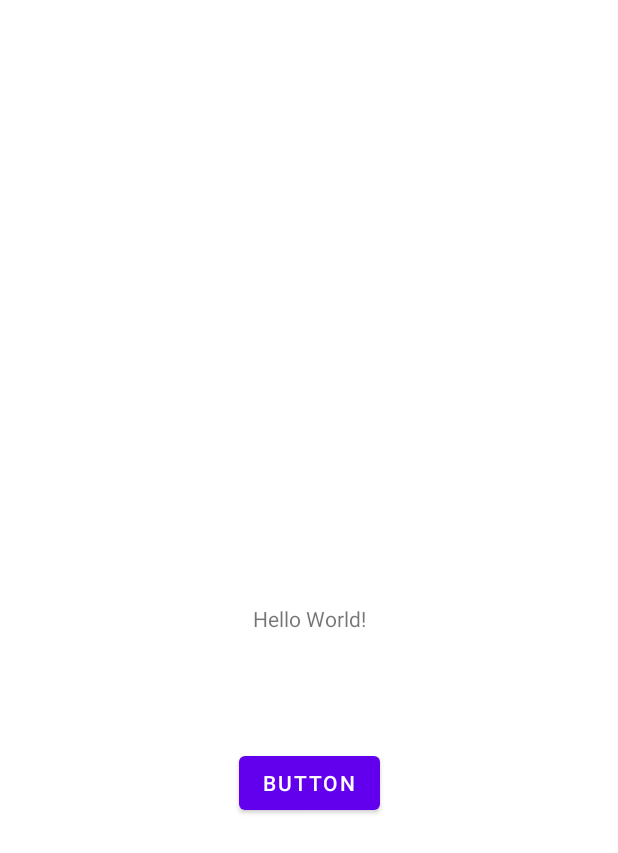
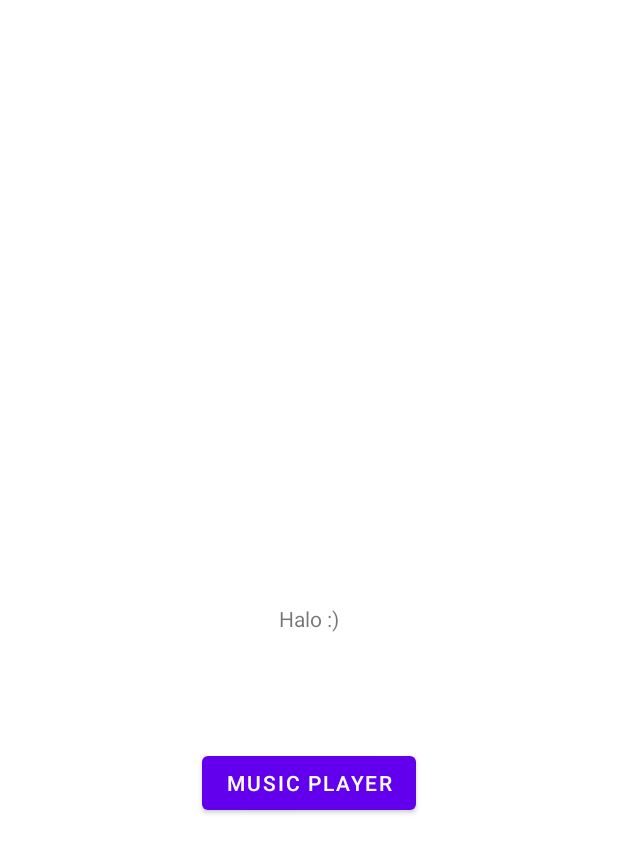
Before and after one commit to bakharaalief/Music-App, an Android app: the screen it shows after launch (MainActivity), on a phone screen of 412 x 824 dp. Shown: the top 853 px of the screen. Run offline under Robolectric (Android 15) with nearby library versions, the phone set to English and light mode, and no system bars.

Commit message:
update structure

```diff
--- a/app/src/main/java/com/example/musicapp2/PlayerActivity.kt
+++ b/app/src/main/java/com/example/musicapp2/PlayerActivity.kt
@@ -162,6 +162,7 @@ class PlayerActivity : AppCompatActivity() {
         })
     }
 
+    //alasan taruh di onRestart karena pada saat onResume, boundService belum di init
     override fun onRestart() {
         super.onRestart()
         handler.postDelayed(runnable, 100)
@@ -173,7 +174,6 @@ class PlayerActivity : AppCompatActivity() {
     }
 
     override fun onDestroy() {
-        handler.removeCallbacks(runnable)
         unbindService(connection)
         localBroadcastManager.unregisterReceiver(customReceiver)
         unregisterReceiver(customReceiver2)
--- a/app/src/main/res/layout/activity_main.xml
+++ b/app/src/main/res/layout/activity_main.xml
@@ -10,7 +10,7 @@
         android:id="@+id/textView"
         android:layout_width="wrap_content"
         android:layout_height="wrap_content"
-        android:text="Hello World!"
+        android:text="Halo :)"
         app:layout_constraintBottom_toBottomOf="parent"
         app:layout_constraintLeft_toLeftOf="parent"
         app:layout_constraintRight_toRightOf="parent"
@@ -21,7 +21,7 @@
         android:layout_width="wrap_content"
         android:layout_height="wrap_content"
         android:layout_marginTop="76dp"
-        android:text="Button"
+        android:text="Music Player"
         app:layout_constraintEnd_toEndOf="@+id/textView"
         app:layout_constraintStart_toStartOf="@+id/textView"
         app:layout_constraintTop_toBottomOf="@+id/textView" />
```
